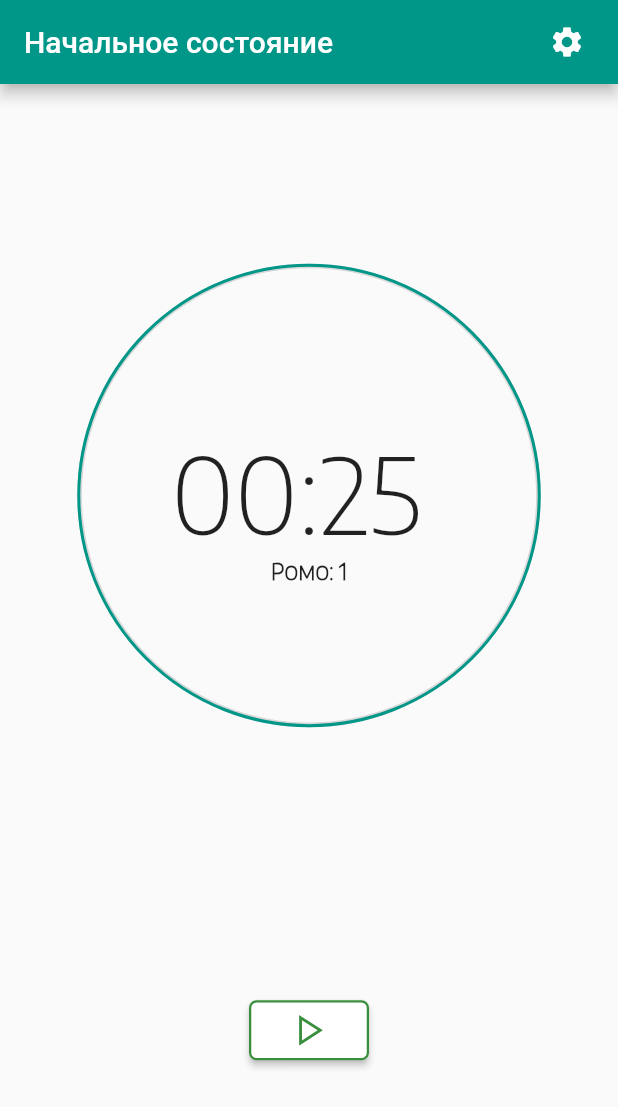
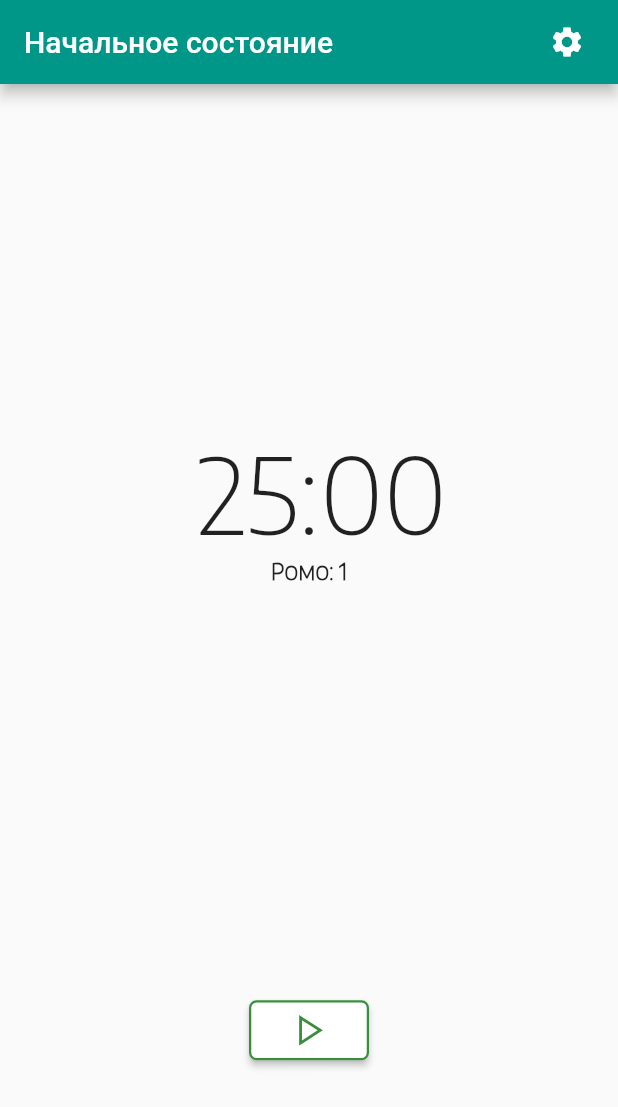
Before and after one commit to AlexNemtsev/pomodoro, a Flutter app: the screen it shows after launch, on a phone screen of 412 x 824 dp. Shown: the top 1107 px of the screen. Run offline on Flutter 3.47's test engine with Material 2 defaults, Android fonts, the light colour scheme and no system bars; drawn by our look-alikes of syncfusion_flutter_gauges; our stand-ins replace audioplayers, line_icons.

Commit message:
Переписал основной экран, убрал аннотации типов

```diff
--- a/analysis_options.yaml
+++ b/analysis_options.yaml
@@ -25,6 +25,7 @@ linter:
     avoid_print: true  # Uncomment to disable the `avoid_print` rule
     prefer_const_constructors: true
     prefer_const_declarations: true
+    prefer_typing_uninitialized_variables: false
     # prefer_single_quotes: true  # Uncomment to enable the `prefer_single_quotes` rule
 
 # analyzer:
--- a/lib/src/buttons/action_button.dart
+++ b/lib/buttons/action_button.dart
@@ -2,25 +2,27 @@ import 'package:flutter/material.dart';
 
 class ActionButton extends StatelessWidget {
   const ActionButton(
-      {required this.onPressed, required this.color, required this.child});
+      {Key? key,
+      required this.onPressed,
+      required this.color,
+      required this.child})
+      : super(key: key);
 
-  final Function onPressed;
-  final Widget child;
-  final Color color;
+  final onPressed;
+  final child;
+  final color;
 
   @override
   Widget build(BuildContext context) {
     return RawMaterialButton(
-      onPressed: () {
-        onPressed();
-      },
+      onPressed: onPressed,
       child: child,
       fillColor: Colors.white,
       shape: RoundedRectangleBorder(
         borderRadius: BorderRadius.circular(5),
         side: BorderSide(color: color, width: 1.5),
       ),
-      constraints: BoxConstraints(minWidth: 80, minHeight: 40),
+      constraints: const BoxConstraints(minWidth: 80, minHeight: 40),
     );
   }
 }
--- /dev/null
+++ b/lib/buttons/icon_action_button.dart
@@ -0,0 +1,30 @@
+import 'package:flutter/material.dart';
+import 'action_button.dart';
+
+class IconActionButton extends StatelessWidget {
+  late final _icon;
+  final onPressed;
+  final color;
+
+  IconActionButton(
+      {Key? key,
+      required IconData icon,
+      required this.color,
+      required this.onPressed})
+      : super(key: key) {
+    _icon = Icon(
+      icon,
+      size: 30.0,
+      color: color,
+    );
+  }
+
+  @override
+  Widget build(BuildContext context) {
+    return ActionButton(
+      onPressed: onPressed,
+      child: _icon,
+      color: color,
+    );
+  }
+}
--- a/lib/main.dart
+++ b/lib/main.dart
@@ -1,11 +1,13 @@
 import 'package:flutter/material.dart';
-import 'src/screens/main_screen.dart';
+import 'screens/main_screen.dart';
 
 void main() {
-  runApp(Pomodoro());
+  runApp(const Pomodoro());
 }
 
 class Pomodoro extends StatelessWidget {
+  const Pomodoro({Key? key}) : super(key: key);
+
   @override
   Widget build(BuildContext context) {
     return MaterialApp(
@@ -14,12 +16,12 @@ class Pomodoro extends StatelessWidget {
       //   SettingsScreen.id: (context) => SettingsScreen(timers: timers),
       // },
       // initialRoute: MainScreen.id,
-      home: MainScreen(),
+      home: const MainScreen(),
       theme: ThemeData.light().copyWith(
-        appBarTheme: AppBarTheme(backgroundColor: Colors.teal),
+        appBarTheme: const AppBarTheme(backgroundColor: Colors.teal),
         textButtonTheme: TextButtonThemeData(
           style: TextButton.styleFrom(
-            textStyle: TextStyle(color: Color(0xFF388E3C) ),
+            textStyle: const TextStyle(color: Color(0xFF388E3C) ),
           ),
         ),
       ),
--- /dev/null
+++ b/lib/screens/main_screen.dart
@@ -0,0 +1,50 @@
+import 'package:flutter/material.dart';
+import '../buttons/buttons.dart';
+import '../widgets/display.dart';
+
+class MainScreen extends StatelessWidget {
+  const MainScreen({Key? key}) : super(key: key);
+
+  // TODO: Добавить блокировку поворота экрана
+
+  @override
+  Widget build(BuildContext context) {
+    return Scaffold(
+      appBar: AppBar(
+        title: const Text('Начальное состояние'),
+        actions: [
+          IconButton(
+            onPressed: () {},
+            icon: const Icon(Icons.settings),
+          ),
+          const SizedBox(width: 10),
+        ],
+      ),
+      body: SafeArea(
+        child: Column(
+          children: [
+            const Expanded(
+              flex: 10,
+              child: Display(),
+            ),
+            Expanded(
+              // Заглушка для кнопок
+              flex: 3,
+              child: Row(
+                mainAxisAlignment: MainAxisAlignment.spaceEvenly,
+                children: [
+                  StartButton(
+                    onPressed: () {
+                      print('Button checked');
+                    },
+                  ),
+                ],
+              ),
+            ),
+            Expanded(child: Container()),
+          ],
+        ),
+      ),
+    );
+  }
+}
--- a/lib/src/buttons/icon_action_button.dart
+++ /dev/null
@@ -1,27 +0,0 @@
-import 'package:flutter/material.dart';
-import 'action_button.dart';
-
-class IconActionButton extends StatelessWidget {
-  late final Icon _icon;
-  final Function onPressed;
-  final Color color;
-
-  IconActionButton({required IconData icon, required this.color, required this.onPressed}) {
-    _icon = Icon(
-        icon,
-        size: 30.0,
-        color: this.color,
-      );
-  }
-
-  @override
-  Widget build(BuildContext context) {
-    return ActionButton(
-      onPressed: () {
-        onPressed();
-      },
-      child: _icon,
-      color: color,
-    );
-  }
-}
--- a/lib/src/constants.dart
+++ b/lib/src/constants.dart
@@ -1,7 +1,7 @@
 import 'package:flutter/material.dart';
 
 const kGreen = Color(0xFF388E3C);
-const kTimerTextStyle = TextStyle(
+const kDisplayTextStyle = TextStyle(
   fontSize: 70,
   fontWeight: FontWeight.w400,
   fontFamily: 'Encode Sans SC',
--- a/lib/src/pointer.dart
+++ b/lib/src/pointer.dart
@@ -65,13 +65,13 @@ class _PointerState extends State<Pointer> {
                                   width: 150.0,
                                   child: Text(
                                     snapshot.data!['min'].toString(),
-                                    style: kTimerTextStyle,
+                                    style: kDisplayTextStyle,
                                   ),
                                 ),
                                 Container(
                                   child: Text(
                                     ':',
-                                    style: kTimerTextStyle,
+                                    style: kDisplayTextStyle,
                                   ),
                                 ),
                                 Container(
@@ -79,7 +79,7 @@ class _PointerState extends State<Pointer> {
                                   alignment: Alignment.centerLeft,
                                   child: Text(
                                     snapshot.data!['sec'].toString(),
-                                    style: kTimerTextStyle,
+                                    style: kDisplayTextStyle,
                                   ),
                                 )
                               ],
--- a/lib/src/screens/settings_screen.dart
+++ b/lib/src/screens_old/settings_screen.dart
@@ -1,5 +1,5 @@
 import 'package:flutter/material.dart';
-import '../buttons/text_action_button.dart';
+import '../buttons_old/text_action_button.dart';
 import '../pomodoro_timers.dart';
 import '../constants.dart';
 
--- a/lib/src/states.dart
+++ b/lib/src/states.dart
@@ -1,5 +1,5 @@
 import 'package:flutter/material.dart';
-import 'buttons/buttons.dart';
+import 'buttons_old/buttons.dart';
 import 'blocs/controller.dart';
 
 class AppState {
--- /dev/null
+++ b/lib/widgets/display.dart
@@ -0,0 +1,49 @@
+import 'package:flutter/material.dart';
+import '../src/constants.dart';
+
+class Display extends StatelessWidget {
+  const Display({Key? key}) : super(key: key);
+
+  @override
+  Widget build(BuildContext context) {
+    return Column(
+      mainAxisAlignment: MainAxisAlignment.center,
+      children: [
+        const SizedBox(height: 15),
+        Row(
+          mainAxisAlignment: MainAxisAlignment.center,
+          children: [
+            Container(
+              alignment: Alignment.centerRight,
+              width: 150,
+              child: const Text(
+                '25',
+                style: kDisplayTextStyle,
+              ),
+            ),
+            const Text(
+              ':',
+              style: kDisplayTextStyle,
+            ),
+            Container(
+              alignment: Alignment.centerLeft,
+              width: 150,
+              child: const Text(
+                '00',
+                style: kDisplayTextStyle,
+              ),
+            ),
+          ],
+        ),
+        const Text(
+          'Pomo: 1',
+          style: TextStyle(
+            fontSize: 15,
+            fontWeight: FontWeight.w800,
+            fontFamily: 'Encode Sans SC'
+          ),
+        ),
+      ],
+    );
+  }
+}
```
Also changed, not shown: lib/buttons/buttons.dart (renamed from lib/src/buttons/buttons.dart, +14 -22 lines), lib/buttons/text_action_button.dart (added, +32 -0 lines), lib/src/buttons/text_action_button.dart (deleted, +0 -28 lines), lib/src/screens_old/main_screen.dart (renamed from lib/src/screens/main_screen.dart).
